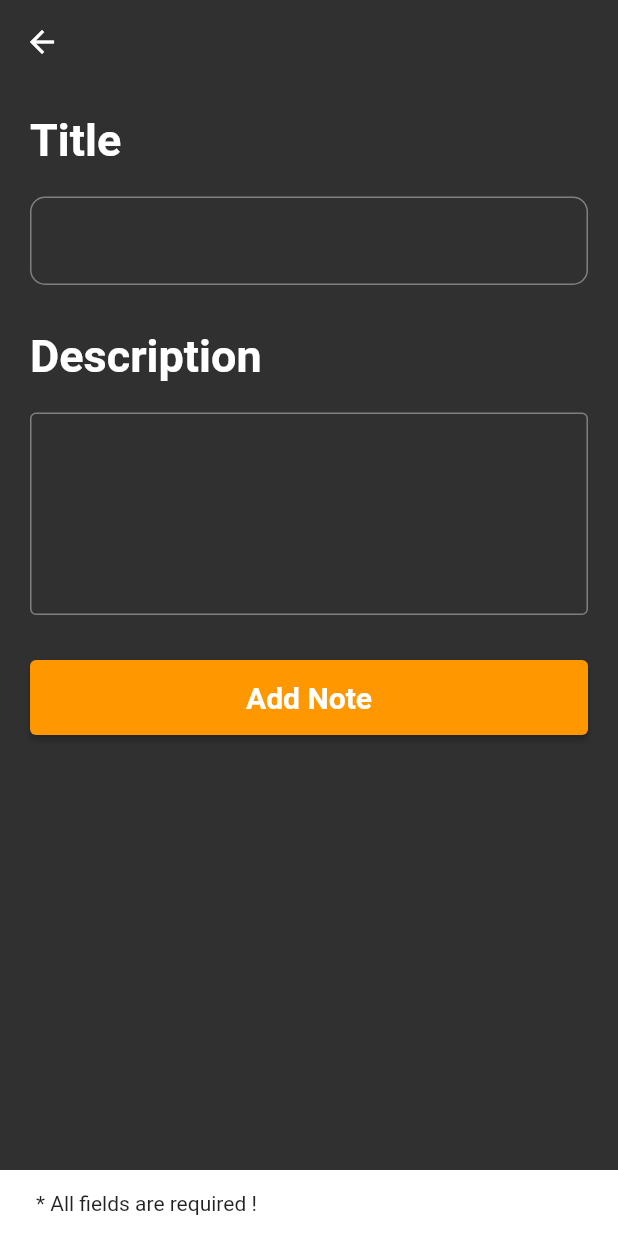
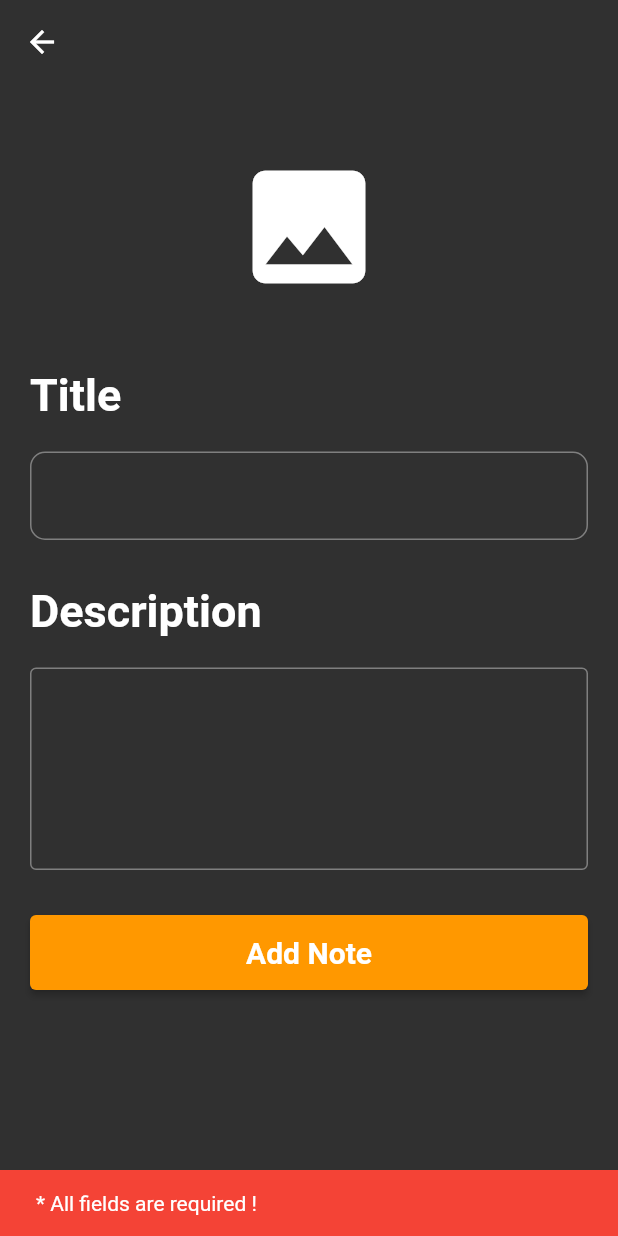
Before and after one commit to Madan57/flutter_firebase, a Flutter app: the AddNoteScreen screen opened directly with empty values, after a tap on "Add Note", on a phone screen of 412 x 824 dp. Run offline on Flutter 3.47's test engine with Material 2 defaults, Android fonts, the light colour scheme and no system bars; our stand-ins replace cached_network_image, cloud_firestore, firebase_auth, firebase_core, firebase_storage, flutter_native_image and 3 more; missing offline and left inert: a package; accounts and stored records are empty.

Commit message:
Implemented image upload in Note App

```diff
--- a/lib/main.dart
+++ b/lib/main.dart
@@ -24,8 +24,8 @@ class MyApp extends StatelessWidget {
             stream: AuthService().firebaseAuth.authStateChanges(),
             builder: (context, AsyncSnapshot snapshot) {
               if (snapshot.hasData) {
-                // return HomeScreen(snapshot.data);
-                return UploadImageScreen();
+                return HomeScreen(snapshot.data);
+                // return UploadImageScreen();
               }
               return RegisterScreen();
             }));
--- a/lib/models/note.dart
+++ b/lib/models/note.dart
@@ -4,6 +4,7 @@ class NoteModel {
   String id;
   String title;
   String description;
+  String image;
   Timestamp date;
   String userId;
 
@@ -11,6 +12,7 @@ class NoteModel {
       {required this.id,
       required this.title,
       required this.description,
+      required this.image,
       required this.date,
       required this.userId});
 
@@ -19,6 +21,7 @@ class NoteModel {
         id: snapshot.id,
         title: snapshot['title'],
         description: snapshot['description'],
+        image: snapshot['image'],
         date: snapshot['date'],
         userId: snapshot['userId']);
   }
--- a/lib/screens/add_note.dart
+++ b/lib/screens/add_note.dart
@@ -1,6 +1,10 @@
+import 'dart:io';
+
 import 'package:firebase_auth/firebase_auth.dart';
+import 'package:firebase_storage/firebase_storage.dart';
 import 'package:flutter/material.dart';
 import 'package:flutter_firebase/services/firestore_service.dart';
+import 'package:image_picker/image_picker.dart';
 
 class AddNoteScreen extends StatefulWidget {
   User user;
@@ -15,6 +19,23 @@ class _AddNoteScreenState extends State<AddNoteScreen> {
   TextEditingController descriptionController = TextEditingController();
   bool loading = false;
 
+  File? imageFile;
+  String? fileName;
+
+  Future<void> uploadImage() async {
+    final picker = ImagePicker();
+    final XFile? pickedImage =
+        await picker.pickImage(source: ImageSource.gallery);
+
+    if (pickedImage == null) {
+      return null;
+    }
+    setState(() {
+      fileName = pickedImage.name;
+      imageFile = File(pickedImage.path);
+    });
+  }
+
   @override
   Widget build(BuildContext context) {
     return Scaffold(
@@ -25,6 +46,26 @@ class _AddNoteScreenState extends State<AddNoteScreen> {
         child: Column(
           crossAxisAlignment: CrossAxisAlignment.start,
           children: [
+            InkWell(
+              onTap: () {
+                uploadImage();
+              },
+              child: Container(
+                height: 150,
+                child: imageFile == null
+                    ? Center(
+                        child: Icon(
+                        Icons.image,
+                        size: 100,
+                      ))
+                    : Center(
+                        child: Image.file(imageFile!),
+                      ),
+              ),
+            ),
+            SizedBox(
+              height: 20,
+            ),
             Text(
               "Title",
               style: TextStyle(fontSize: 30, fontWeight: FontWeight.bold),
@@ -63,17 +104,33 @@ class _AddNoteScreenState extends State<AddNoteScreen> {
                     child: ElevatedButton(
                       onPressed: () async {
                         if (titleController.text == "" ||
-                            descriptionController.text == "") {
+                            descriptionController.text == "" ||
+                            imageFile == null) {
                           ScaffoldMessenger.of(context).showSnackBar(SnackBar(
-                              content: Text('* All fields are required !')));
+                            content: Text(
+                              '* All fields are required !',
+                              style: TextStyle(color: Colors.white),
+                            ),
+                            backgroundColor: Colors.red,
+                          ));
                         } else {
                           setState(() {
                             loading = true;
                           });
 
+                          String imageUrl = await FirebaseStorage.instance
+                              .ref(fileName)
+                              .putFile(imageFile!)
+                              .then((result) {
+                            return result.ref.getDownloadURL();
+                          });
+
+                          print(imageUrl);
+
                           await FirestoreService().insertNote(
                               titleController.text,
                               descriptionController.text,
+                              imageUrl,
                               widget.user.uid);
 
                           setState(() {
--- a/lib/services/firestore_service.dart
+++ b/lib/services/firestore_service.dart
@@ -3,11 +3,13 @@ import 'package:cloud_firestore/cloud_firestore.dart';
 class FirestoreService {
   FirebaseFirestore firestore = FirebaseFirestore.instance;
 
-  Future insertNote(String title, String description, String userId) async {
+  Future insertNote(
+      String title, String description, String image, String userId) async {
     try {
       await firestore.collection('notes').add({
         "title": title,
         "description": description,
+        "image": image,
         "date": DateTime.now(),
         "userId": userId
       });
```
Also changed, not shown: lib/screens/home_screen.dart (+9 -0 lines).
